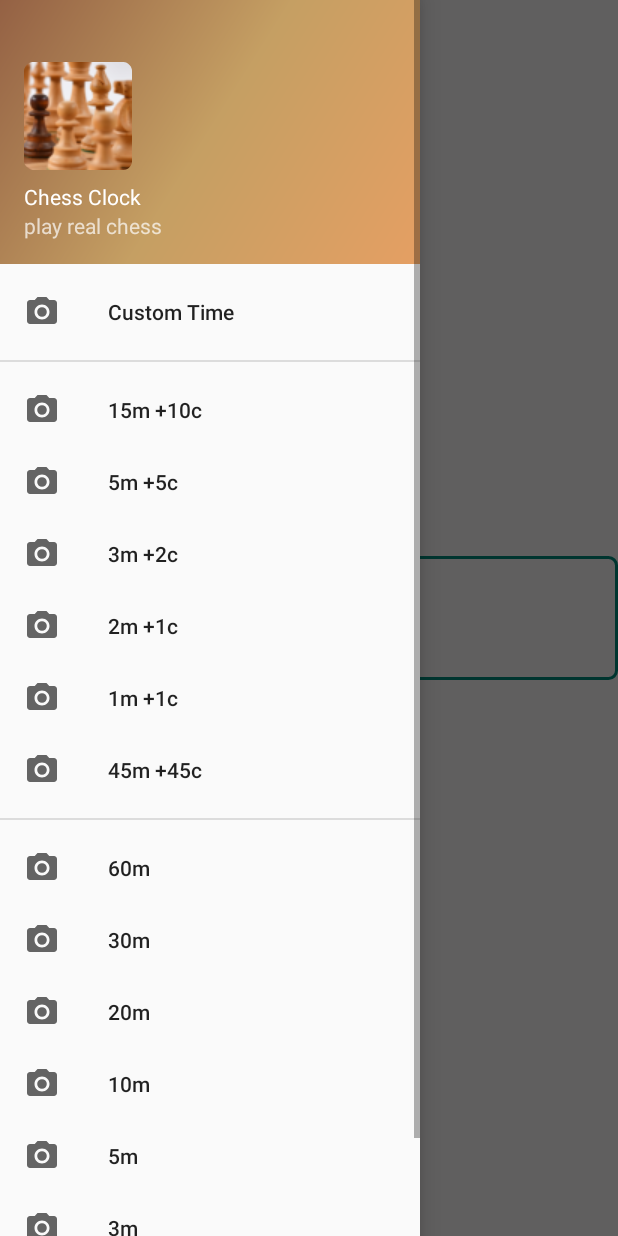
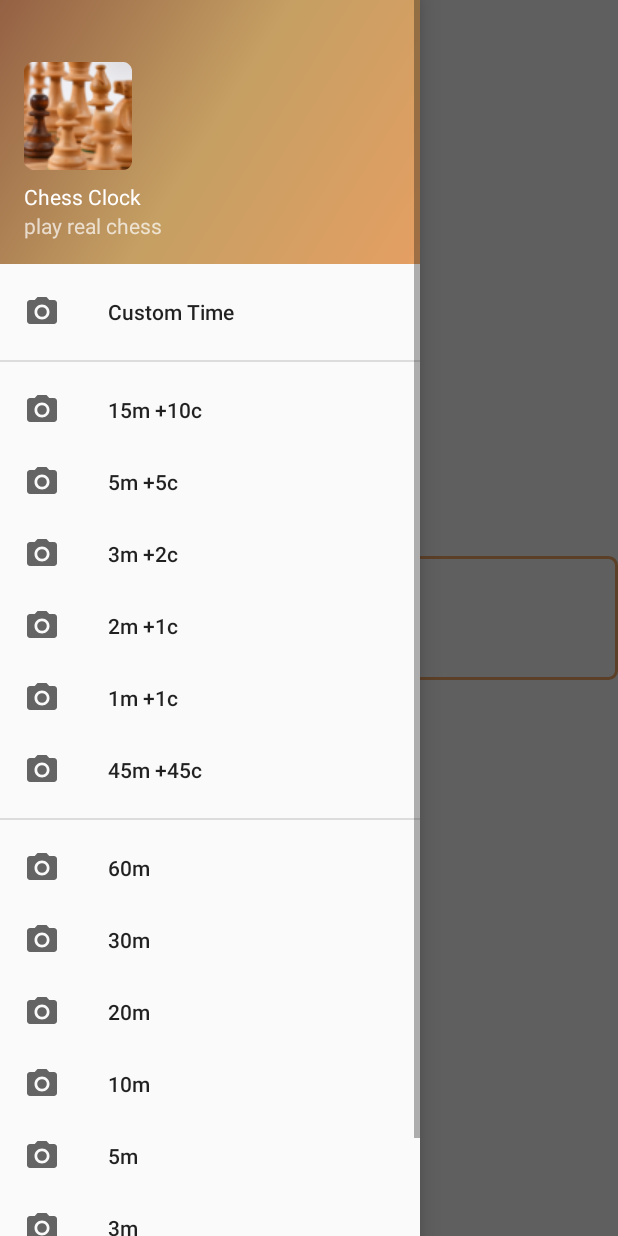
Before and after one commit to LumisD/ChessClock, an Android app: the screen it shows after launch (MainActivity), with the side drawer open, on a phone screen of 412 x 824 dp. Run offline under Robolectric (Android 15) with nearby library versions, the phone set to English and light mode, and no system bars; our stand-ins replace Dagger/Hilt's generated code, Room's generated code, Timber, data binding, navigation-ui; 11 statements that could not run were skipped.

Commit message:
Change colorPrimary

```diff
--- a/app/src/main/res/drawable/side_nav_bar.xml
+++ b/app/src/main/res/drawable/side_nav_bar.xml
@@ -3,7 +3,7 @@
     <gradient
         android:angle="135"
         android:centerColor="#c59f63"
-        android:endColor="#946144"
-        android:startColor="#e59f63"
+        android:endColor="@color/colorPrimaryDark"
+        android:startColor="@color/colorPrimary"
         android:type="linear" />
 </shape>
--- a/app/src/main/res/values/colors.xml
+++ b/app/src/main/res/values/colors.xml
@@ -4,8 +4,8 @@
     <!--    <color name="colorPrimaryDark">#3700B3</color>-->
     <!--    <color name="colorAccent">#03DAC5</color>-->
 
-    <color name="colorPrimary">#008577</color>
-    <color name="colorPrimaryDark">#00574B</color>
+    <color name="colorPrimary">#e59f63</color>
+    <color name="colorPrimaryDark">#946144</color>
     <color name="colorAccent">#D81B60</color>
 
     <color name="transparent">#00000000</color>
```
